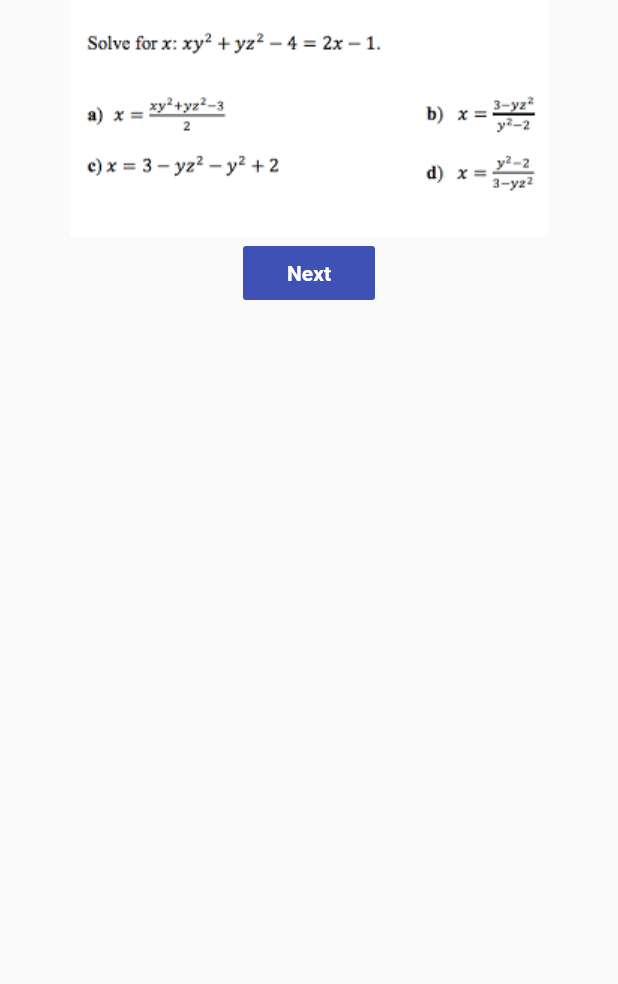
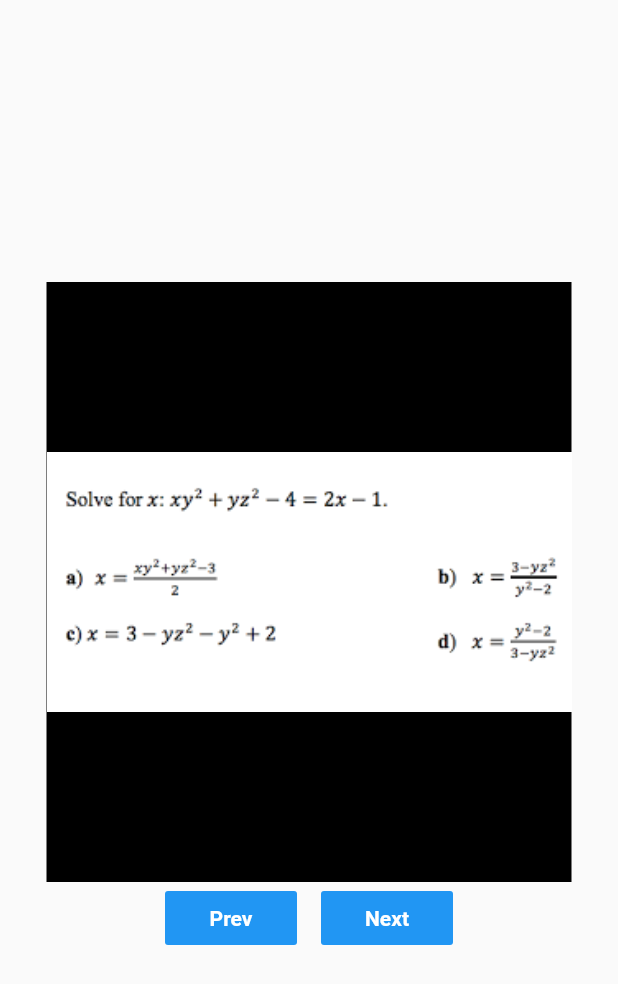
Before and after one commit to ahmdirfnz/QuizProject, a Flutter app: the HomepageSub screen opened directly, after a tap on "Trigonometry", on a phone screen of 412 x 824 dp. Shown: the top 984 px of the screen. Run offline on Flutter 3.47's test engine with Material 2 defaults, Android fonts, the phone set to English and light mode, and no system bars; drawn by our look-alikes of photo_view.

```diff
--- a/lib/home(Subjective).dart
+++ b/lib/home(Subjective).dart
@@ -1,7 +1,5 @@
 import 'package:flutter/material.dart';
 import 'package:quiz_math_project/quizPage(Subjective).dart';
-import 'package:quiz_math_project/home(Objective).dart';
-import 'package:flutter/services.dart';
 
 class HomepageSub extends StatefulWidget {
   @override
@@ -9,16 +7,13 @@ class HomepageSub extends StatefulWidget {
 }
 
 class _HomepageSubState extends State<HomepageSub> {
-
   List<String> images = [
-
     "assets/images/differentiation.png",
     "assets/images/integration.png",
     "assets/images/trigonometry.png",
-
   ];
 
-  Widget customcard(String subtopic,String image) {
+  Widget customcard(String subtopic, String image) {
     return Padding(
       padding: EdgeInsets.all(
         20.0,
@@ -26,7 +21,7 @@ class _HomepageSubState extends State<HomepageSub> {
       child: InkWell(
         onTap: () {
           Navigator.of(context).pushReplacement(MaterialPageRoute(
-            builder: (context) => getJson(),
+            builder: (context) => QuestionUpdater(),
           ));
         },
         child: Material(
@@ -49,9 +44,7 @@ class _HomepageSubState extends State<HomepageSub> {
                       child: ClipOval(
                         child: Image(
                           fit: BoxFit.contain,
-                          image: AssetImage(
-                              image
-                          ),
+                          image: AssetImage(image),
                         ),
                       ),
                     ),
--- a/lib/quizPage(Subjective).dart
+++ b/lib/quizPage(Subjective).dart
@@ -1,14 +1,29 @@
-import 'dart:async';
-import 'dart:convert';
 import 'package:flutter/material.dart';
-import 'package:flutter/services.dart';
-import 'package:quiz_math_project/quizPage(Objective).dart';
-import 'package:quiz_math_project/resultPage.dart';
+import 'package:quiz_math_project/home.dart';
+import 'package:photo_view/photo_view.dart';
 
-class getJson extends StatelessWidget {
+class SubjQuestion extends StatelessWidget {
+  @override
+  Widget build(BuildContext context) {
+    return MaterialApp(
+      title: "Subjective",
+      theme: ThemeData(
+        primaryColor: Colors.blue,
+      ),
+      home: QuestionUpdater(title: 'Subjective Question'),
+    );
+  }
+}
 
-  int i = 0;
+class QuestionUpdater extends StatefulWidget {
+  QuestionUpdater({Key key, this.title}) : super(key: key);
+  final String title;
 
+  @override
+  _QuestionUpdaterState createState() => _QuestionUpdaterState();
+}
+
+class _QuestionUpdaterState extends State<QuestionUpdater> {
   List<String> questionImages = [
     "assets/images/q1Math.png",
     "assets/images/q2Math.png",
@@ -17,18 +32,62 @@ class getJson extends StatelessWidget {
     "assets/images/q5Math.png",
   ];
 
+  int i = 0;
+
   @override
   Widget build(BuildContext context) {
     return Scaffold(
       body: Center(
         child: Column(
+          mainAxisAlignment: MainAxisAlignment.center,
           children: <Widget>[
-            Image.asset(questionImages[i]),
+            Container(
+              height: 400.0,
+              width: 350.0,
+              child: PhotoView(
+                imageProvider: AssetImage(questionImages[i]),
+              ),
+            ),
+            Row(
+              mainAxisAlignment: MainAxisAlignment.center,
+              children: <Widget>[
                 FlatButton(
-              color: Colors.indigo,
+                  color: Colors.blue,
                   textColor: Colors.white,
                   onPressed: () {
-
+                    if (i < questionImages.length - 1) {
+                      setState(() {
+                        i--;
+                        print(i);
+                      });
+                    } else {
+                      Navigator.of(context).pushReplacement(
+                          MaterialPageRoute(builder: (context) => Homepage()));
+                    }
+                  },
+                  child: Text(
+                    "Prev",
+                    style: TextStyle(
+                      fontWeight: FontWeight.bold,
+                    ),
+                  ),
+                ),
+                VerticalDivider(
+                  thickness: 10.0,
+                ),
+                FlatButton(
+                  color: Colors.blue,
+                  textColor: Colors.white,
+                  onPressed: () {
+                    if (i < questionImages.length - 1) {
+                      setState(() {
+                        i++;
+                        print(i);
+                      });
+                    } else {
+                      Navigator.of(context).pushReplacement(
+                          MaterialPageRoute(builder: (context) => Homepage()));
+                    }
                   },
                   child: Text(
                     "Next",
@@ -39,6 +98,8 @@ class getJson extends StatelessWidget {
                 ),
               ],
             ),
+          ],
+        ),
       ),
     );
   }
--- a/pubspec.yaml
+++ b/pubspec.yaml
@@ -12,6 +12,8 @@ environment:
 dependencies:
   flutter:
     sdk: flutter
+  photo_view: ^0.9.1
+
 
   cupertino_icons: ^0.1.3
 
```
Also changed, not shown: lib/home.dart (+10 -2 lines), lib/quizPage(Objective).dart (+16 -43 lines), lib/resultPage.dart (+5 -8 lines), assets/images/q3Math.jpeg (deleted), assets/images/q4Math.jpg (deleted), pubspec.lock, 3 other files. Lines whose indentation alone changed are shown as unchanged.
